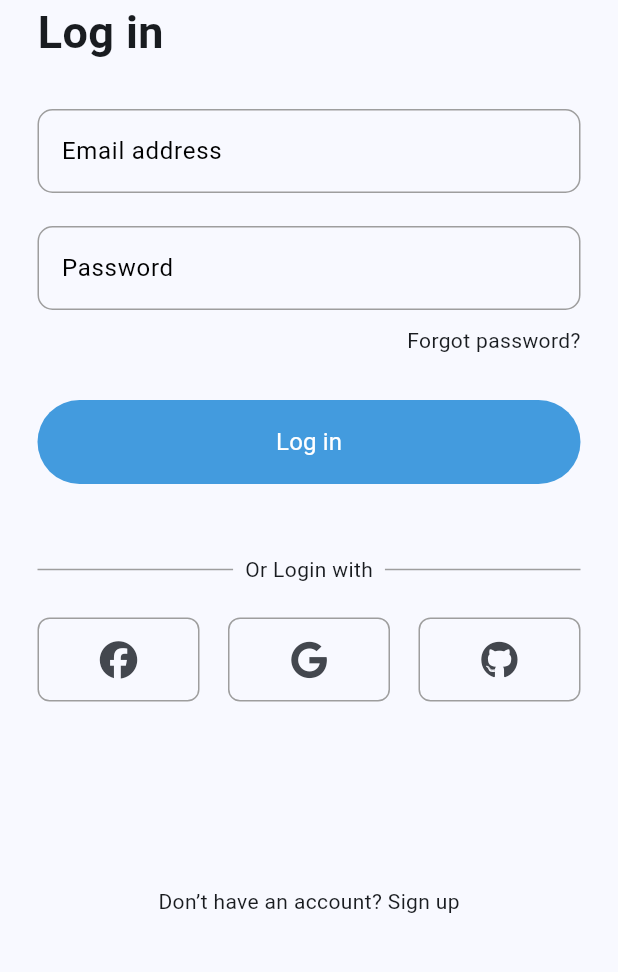
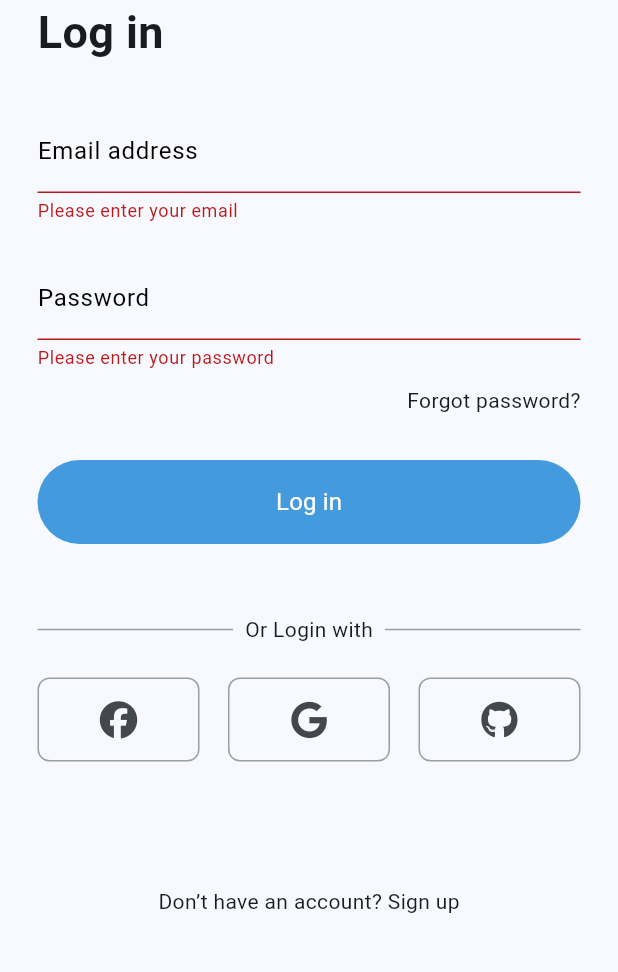
Before and after one commit to TeleGrammy/CrossPlatform, a Flutter app: the screen it shows after launch, after a tap on "data", after a tap on "Log in", on a phone screen of 412 x 824 dp, the part 245-1217 px from its top. Run offline on Flutter 3.47's test engine with Material 3 defaults, Android fonts, the phone set to English and light mode, and no system bars; our stand-ins replace bloc, dartz, dio, firebase_auth, firebase_core, flutter_bloc and 5 more; missing offline and left inert: dart:ffi, flutter_facebook_auth, flutter_web_auth; accounts and stored records are empty.

Commit message:
factor login page code

```diff
--- /dev/null
+++ b/telegrammy/lib/cores/widgets/logo.dart
@@ -0,0 +1,16 @@
+import 'package:flutter/material.dart';
+
+class logo extends StatelessWidget {
+  const logo({
+    super.key,
+  });
+
+  @override
+  Widget build(BuildContext context) {
+    return Image.asset(
+      'assets/images/logo.png',
+      width: 121,
+      height: 133,
+    );
+  }
+}
--- a/telegrammy/lib/features/auth/presentation/views/login_view.dart
+++ b/telegrammy/lib/features/auth/presentation/views/login_view.dart
@@ -1,11 +1,9 @@
 import 'package:flutter/material.dart';
-import 'package:flutter_bloc/flutter_bloc.dart';
-import 'package:font_awesome_flutter/font_awesome_flutter.dart';
-import 'package:telegrammy/cores/constants/app_colors.dart';
-import 'package:telegrammy/cores/routes/app_routes.dart';
 import 'package:telegrammy/cores/styles/styles.dart';
-import 'package:telegrammy/features/auth/presentation/view_models/login_cubit/login_cubit.dart';
-import 'package:telegrammy/features/auth/presentation/widgets/customSigninButton.dart';
+import 'package:telegrammy/cores/widgets/logo.dart';
+import 'package:telegrammy/features/auth/presentation/widgets/form_login.dart';
+import 'package:telegrammy/features/auth/presentation/widgets/row_divider.dart';
+import 'package:telegrammy/features/auth/presentation/widgets/signin_using_social_media_accounts.dart';
 
 class LoginView extends StatelessWidget {
   const LoginView({super.key});
@@ -18,11 +16,7 @@ class LoginView extends StatelessWidget {
             const EdgeInsets.only(left: 25, right: 25, top: 30, bottom: 50),
         child: Column(
           children: [
-            Image.asset(
-              'assets/images/logo.png',
-              width: 121,
-              height: 133,
-            ),
+            logo(),
             Align(
               child: Text("Log in", style: textStyle30),
               alignment: Alignment.topLeft,
@@ -30,126 +24,15 @@ class LoginView extends StatelessWidget {
             SizedBox(
               height: 30,
             ),
-            Form(
-                child: Column(
-              children: [
-                TextField(
-                  decoration: InputDecoration(
-                    label: Text(
-                      'Email address',
-                      style: TextStyle(color: Colors.black),
-                    ),
-                    enabledBorder: OutlineInputBorder(
-                      borderSide: BorderSide(width: 1, color: Colors.grey),
-                      borderRadius: BorderRadius.circular(10),
-                    ),
-                    focusedBorder: OutlineInputBorder(
-                      borderSide: BorderSide(
-                        color: Colors.grey, // Color when focused
-                        width: 1, // Width when focused
-                      ),
-                      borderRadius: BorderRadius.circular(10),
-                    ),
-                  ),
-                ),
-                SizedBox(
-                  height: 22,
-                ),
-                TextField(
-                  decoration: InputDecoration(
-                    label: Text(
-                      'Password',
-                      style: TextStyle(color: Colors.black),
-                    ),
-                    enabledBorder: OutlineInputBorder(
-                      borderSide: BorderSide(width: 1, color: Colors.grey),
-                      borderRadius: BorderRadius.circular(10),
-                    ),
-                    focusedBorder: OutlineInputBorder(
-                      borderSide: BorderSide(
-                        color: Colors.grey, // Color when focused
-                        width: 1, // Width when focused
-                      ),
-                      borderRadius: BorderRadius.circular(10),
-                    ),
-                  ),
-                ),
-                const SizedBox(
-                  height: 10,
-                ),
-                Align(
-                  child: Text('Forgot password?'),
-                  alignment: Alignment.bottomRight,
-                ),
-                SizedBox(
-                  height: 30,
-                ),
-                TextButton(
-                  onPressed: () {},
-                  style: TextButton.styleFrom(
-                    backgroundColor: backGroundColor, // Background color
-                  ),
-                  child: Container(
-                    width: double.infinity,
-                    height: 40,
-                    child: Center(
-                      child: Text(
-                        'Log in',
-                        style: textStyle16,
-                      ),
-                    ),
-                  ),
-                )
-              ],
-            )),
+            FormLogin(),
             const SizedBox(
               height: 47,
             ),
-            Row(
-              mainAxisAlignment: MainAxisAlignment.center,
-              children: [
-                Expanded(
-                  child: Divider(
-                    color: Colors.grey, // Line color
-                    height: 1, // Line height
-                    thickness: 1, // Line thickness
-                  ),
-                ),
-                Padding(
-                  padding: const EdgeInsets.symmetric(horizontal: 8.0),
-                  child: Text('Or Login with'),
-                ),
-                Expanded(
-                  child: Divider(
-                    color: Colors.grey, // Line color
-                    height: 1, // Line height
-                    thickness: 1, // Line thickness
-                  ),
-                ),
-              ],
-            ),
+            CustomRowDivider(),
             const SizedBox(
               height: 22,
             ),
-            Row(
-              mainAxisAlignment: MainAxisAlignment.spaceBetween,
-              children: [
-                Customsigninbutton(
-                  icon: FontAwesomeIcons.facebook,
-                  signinWithSocialAccount:
-                      context.read<LoginCubit>().signinWithFacebookCubit,
-                ),
-                Customsigninbutton(
-                  icon: FontAwesomeIcons.google,
-                  signinWithSocialAccount:
-                      context.read<LoginCubit>().signinWithGoogleCubit,
-                ),
-                Customsigninbutton(
-                    icon: FontAwesomeIcons.github,
-                    signinWithSocialAccount:
-                        context.read<LoginCubit>().signinWithGithubCubit),
-              ],
-            ),
+            SignInUsingSocialMediaAccounts(),
             const Spacer(),
             Text('Don’t have an account? Sign up')
           ],
--- /dev/null
+++ b/telegrammy/lib/features/auth/presentation/widgets/form_login.dart
@@ -0,0 +1,140 @@
+import 'package:dio/dio.dart';
+import 'package:flutter/material.dart';
+import 'package:go_router/go_router.dart';
+import 'package:telegrammy/cores/constants/app_colors.dart';
+import 'package:telegrammy/cores/routes/app_routes.dart';
+import 'package:telegrammy/cores/routes/route_names.dart';
+import 'package:telegrammy/cores/services/service_locator.dart';
+import 'package:telegrammy/cores/styles/styles.dart';
+
+class FormLogin extends StatefulWidget {
+  const FormLogin({
+    super.key,
+  });
+
+  @override
+  State<FormLogin> createState() => _FormLoginState();
+}
+
+class _FormLoginState extends State<FormLogin> {
+  final _formKey = GlobalKey<FormState>();
+  String? email;
+  String? password;
+
+  void login() async {
+    if (!_formKey.currentState!.validate()) {
+      return;
+    }
+    _formKey.currentState!.save();
+
+    context.goNamed(RouteNames.home);
+
+
+    // final response = await getit
+    //     .get<Dio>()
+    //     .post('path to backend', data: {'email': email, 'password': password});
+  }
+
+  @override
+  Widget build(BuildContext context) {
+    return Form(
+      key: _formKey,
+      child: Column(
+        children: [
+          TextFormField(
+            decoration: InputDecoration(
+              label: Text(
+                'Email address',
+                style: TextStyle(color: Colors.black),
+              ),
+              enabledBorder: OutlineInputBorder(
+                borderSide: BorderSide(width: 1, color: Colors.grey),
+                borderRadius: BorderRadius.circular(10),
+              ),
+              focusedBorder: OutlineInputBorder(
+                borderSide: BorderSide(
+                  color: Colors.grey, // Color when focused
+                  width: 1, // Width when focused
+                ),
+                borderRadius: BorderRadius.circular(10),
+              ),
+            ),
+            validator: (value) {
+              if (value == null || value.trim().isEmpty) {
+                return 'Please enter your email';
+              }
+              // Basic email validation
+              if (!RegExp(r'^[^@]+@[^@]+\.[^@]+').hasMatch(value)) {
+                return 'Please enter a valid email';
+              }
+              return null;
+            },
+            onSaved: (newValue) {
+              email = newValue;
+            },
+          ),
+          SizedBox(
+            height: 22,
+          ),
+          TextFormField(
+            decoration: InputDecoration(
+              label: Text(
+                'Password',
+                style: TextStyle(color: Colors.black),
+              ),
+              enabledBorder: OutlineInputBorder(
+                borderSide: BorderSide(width: 1, color: Colors.grey),
+                borderRadius: BorderRadius.circular(10),
+              ),
+              focusedBorder: OutlineInputBorder(
+                borderSide: BorderSide(
+                  color: Colors.grey, // Color when focused
+                  width: 1, // Width when focused
+                ),
+                borderRadius: BorderRadius.circular(10),
+              ),
+            ),
+            validator: (value) {
+              if (value == null || value.isEmpty) {
+                return 'Please enter your password';
+              }
+              if (value.length < 6) {
+                return 'Password must be at least 6 characters';
+              }
+              return null;
+            },
+            onSaved: (newValue) {
+              password = newValue;
+            },
+          ),
+          const SizedBox(
+            height: 10,
+          ),
+          Align(
+            child: Text('Forgot password?'),
+            alignment: Alignment.bottomRight,
+          ),
+          SizedBox(
+            height: 30,
+          ),
+          TextButton(
+            onPressed: login,
+            style: TextButton.styleFrom(
+              backgroundColor: backGroundColor, // Background color
+            ),
+            child: Container(
+              width: double.infinity,
+              height: 40,
+              child: Center(
+                child: Text(
+                  'Log in',
+                  style: textStyle16,
+                ),
+              ),
+            ),
+          )
+        ],
+      ),
+    );
+  }
+}
--- /dev/null
+++ b/telegrammy/lib/features/auth/presentation/widgets/row_divider.dart
@@ -0,0 +1,34 @@
+import 'package:flutter/material.dart';
+
+class CustomRowDivider extends StatelessWidget {
+  const CustomRowDivider({
+    super.key,
+  });
+
+  @override
+  Widget build(BuildContext context) {
+    return Row(
+      mainAxisAlignment: MainAxisAlignment.center,
+      children: [
+        Expanded(
+          child: Divider(
+            color: Colors.grey, // Line color
+            height: 1, // Line height
+            thickness: 1, // Line thickness
+          ),
+        ),
+        Padding(
+          padding: const EdgeInsets.symmetric(horizontal: 8.0),
+          child: Text('Or Login with'),
+        ),
+        Expanded(
+          child: Divider(
+            color: Colors.grey, // Line color
+            height: 1, // Line height
+            thickness: 1, // Line thickness
+          ),
+        ),
+      ],
+    );
+  }
+}
--- /dev/null
+++ b/telegrammy/lib/features/auth/presentation/widgets/signin_using_social_media_accounts.dart
@@ -0,0 +1,34 @@
+import 'package:flutter/material.dart';
+import 'package:flutter_bloc/flutter_bloc.dart';
+import 'package:font_awesome_flutter/font_awesome_flutter.dart';
+import 'package:telegrammy/features/auth/presentation/view_models/login_cubit/login_cubit.dart';
+import 'package:telegrammy/features/auth/presentation/widgets/customSigninButton.dart';
+
+class SignInUsingSocialMediaAccounts extends StatelessWidget {
+  const SignInUsingSocialMediaAccounts({
+    super.key,
+  });
+
+  @override
+  Widget build(BuildContext context) {
+    return Row(
+      mainAxisAlignment: MainAxisAlignment.spaceBetween,
+      children: [
+        Customsigninbutton(
+          icon: FontAwesomeIcons.facebook,
+          signinWithSocialAccount:
+              context.read<LoginCubit>().signinWithFacebookCubit,
+        ),
+        Customsigninbutton(
+          icon: FontAwesomeIcons.google,
+          signinWithSocialAccount:
+              context.read<LoginCubit>().signinWithGoogleCubit,
+        ),
+        Customsigninbutton(
+            icon: FontAwesomeIcons.github,
+            signinWithSocialAccount:
+                context.read<LoginCubit>().signinWithGithubCubit),
+      ],
+    );
+  }
+}
--- a/telegrammy/pubspec.yaml
+++ b/telegrammy/pubspec.yaml
@@ -46,6 +46,7 @@ dependencies:
   go_router: ^14.3.0
   flutter_bloc: ^8.1.6
   flutter_web_auth: ^0.5.0
+  flutter_secure_storage: ^9.2.2
 
 dev_dependencies:
   flutter_test:
```
Also changed, not shown: telegrammy/pubspec.lock.
